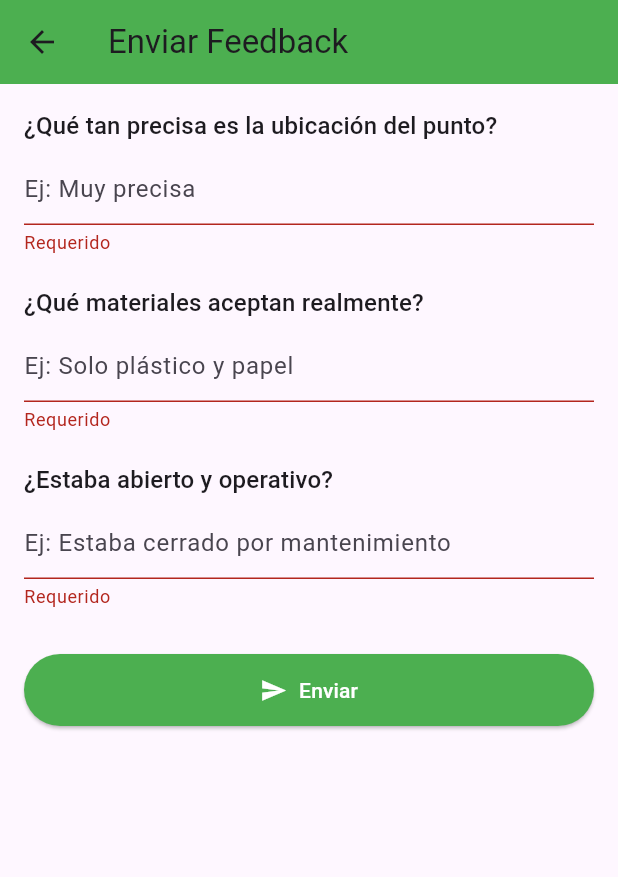
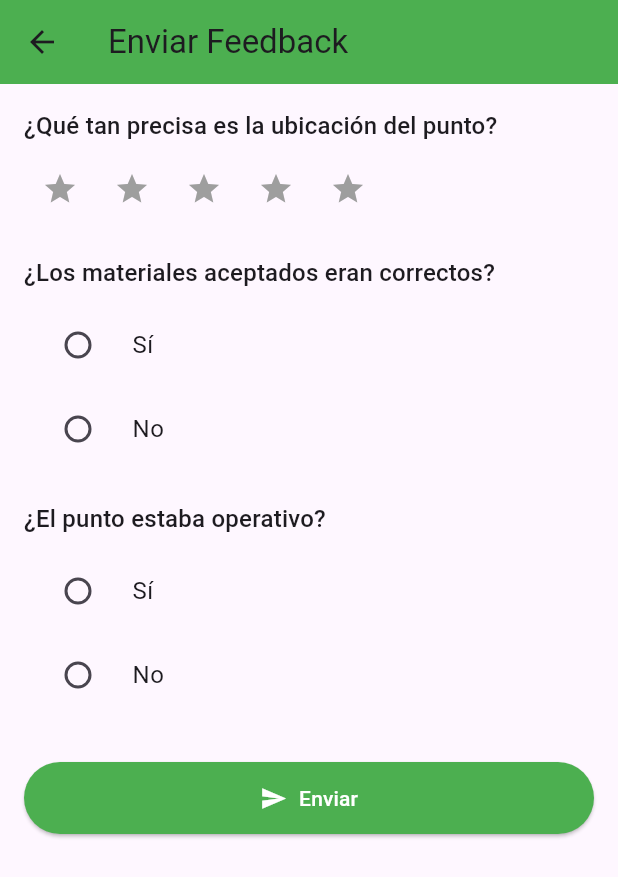
Before and after one commit to MovilesGrupo15/flutter, a Flutter app: the FeedbackView screen opened directly with empty values, after a tap on "Enviar", on a phone screen of 412 x 824 dp. Shown: the top 877 px of the screen. Run offline on Flutter 3.47's test engine with Material 3 defaults, Android fonts, the phone set to English and light mode, and no system bars; our stand-ins replace cloud_firestore, firebase_analytics, firebase_auth, firebase_core, flutter_map, geolocator and 1 more; accounts and stored records are empty.

Commit message:
feedback fix

```diff
--- a/lib/features/map/presentation/feedback_view.dart
+++ b/lib/features/map/presentation/feedback_view.dart
@@ -14,30 +14,69 @@ class FeedbackView extends StatefulWidget {
 class _FeedbackViewState extends State<FeedbackView> {
   final _formKey = GlobalKey<FormState>();
 
-  String? accuracyFeedback;
-  String? materialsFeedback;
-  String? closureFeedback;
+  int accuracyStars = 0;
+  String? materialsCorrect;
+  String? wasOpen;
 
   bool submitted = false;
 
   Future<void> sendFeedback() async {
-  if (!_formKey.currentState!.validate()) return;
-
-  _formKey.currentState!.save();
+    if (materialsCorrect == null || wasOpen == null || accuracyStars == 0) return;
 
     await FirebaseAnalytics.instance.logEvent(
       name: "recycling_point_feedback",
       parameters: {
         "point_id": widget.point.id,
-      "accuracy_feedback": accuracyFeedback ?? "",
-      "materials_feedback": materialsFeedback ?? "",
-      "closure_feedback": closureFeedback ?? "",
+        "accuracy_stars": accuracyStars,
+        "materials_correct": materialsCorrect ?? "",
+        "was_open": wasOpen ?? "",
       },
     );
 
     setState(() {
       submitted = true;
     });
+  }
+
+  Widget buildStarRating() {
+    return Row(
+      children: List.generate(5, (index) {
+        final starIndex = index + 1;
+        return IconButton(
+          onPressed: () {
+            setState(() {
+              accuracyStars = starIndex;
+            });
+          },
+          icon: Icon(
+            Icons.star,
+            color: accuracyStars >= starIndex ? Colors.orange : Colors.grey,
+          ),
+        );
+      }),
+    );
+  }
+
+  Widget buildYesNoRadioGroup(String label, String? currentValue, void Function(String?) onChanged) {
+    return Column(
+      crossAxisAlignment: CrossAxisAlignment.start,
+      children: [
+        Text(label, style: Theme.of(context).textTheme.titleMedium),
+        const SizedBox(height: 8),
+        RadioListTile<String>(
+          title: const Text("Sí"),
+          value: "sí",
+          groupValue: currentValue,
+          onChanged: onChanged,
+        ),
+        RadioListTile<String>(
+          title: const Text("No"),
+          value: "no",
+          groupValue: currentValue,
+          onChanged: onChanged,
+        ),
+      ],
+    );
   }
 
   @override
@@ -64,39 +103,23 @@ Future<void> sendFeedback() async {
                     Text("¿Qué tan precisa es la ubicación del punto?",
                         style: Theme.of(context).textTheme.titleMedium),
                     const SizedBox(height: 6),
-                    TextFormField(
-                      decoration:
-                          const InputDecoration(hintText: "Ej: Muy precisa"),
-                      onSaved: (value) => accuracyFeedback = value,
-                      validator: (value) =>
-                          value == null || value.isEmpty ? "Requerido" : null,
+                    buildStarRating(),
+
+                    const SizedBox(height: 20),
+                    buildYesNoRadioGroup(
+                      "¿Los materiales aceptados eran correctos?",
+                      materialsCorrect,
+                      (val) => setState(() => materialsCorrect = val),
                     ),
+
                     const SizedBox(height: 20),
+                    buildYesNoRadioGroup(
+                      "¿El punto estaba operativo?",
+                      wasOpen,
+                      (val) => setState(() => wasOpen = val),
+                    ),
 
-                    Text("¿Qué materiales aceptan realmente?",
-                        style: Theme.of(context).textTheme.titleMedium),
-                    const SizedBox(height: 6),
-                    TextFormField(
-                      decoration: const InputDecoration(
-                          hintText: "Ej: Solo plástico y papel"),
-                      onSaved: (value) => materialsFeedback = value,
-                      validator: (value) =>
-                          value == null || value.isEmpty ? "Requerido" : null,
-                    ),
-                    const SizedBox(height: 20),
-
-                    Text("¿Estaba abierto y operativo?",
-                        style: Theme.of(context).textTheme.titleMedium),
-                    const SizedBox(height: 6),
-                    TextFormField(
-                      decoration: const InputDecoration(
-                          hintText: "Ej: Estaba cerrado por mantenimiento"),
-                      onSaved: (value) => closureFeedback = value,
-                      validator: (value) =>
-                          value == null || value.isEmpty ? "Requerido" : null,
-                    ),
                     const SizedBox(height: 30),
-
                     ElevatedButton.icon(
                       style: ElevatedButton.styleFrom(
                           backgroundColor: Colors.green,
```
Lines whose indentation alone changed are shown as unchanged.
